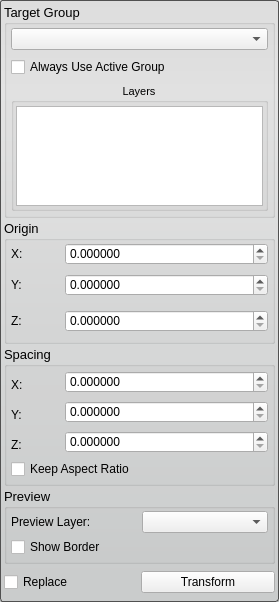
Before: the Qt Designer form src/Interface/ToolInterface/TransformToolInterface.ui in SCIInstitute/Seg3D, drawn with Qt 5.
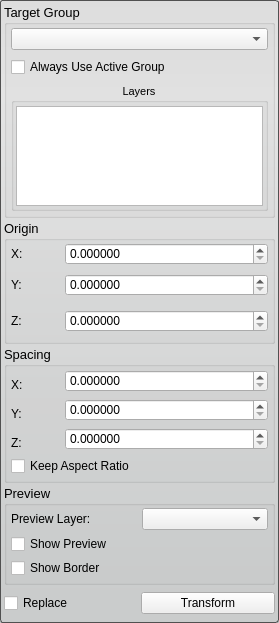
After: the same form once the commit is applied.

Commit message: Added mouse interaction to transform tool.

Patch:
```diff
--- a/src/Interface/ToolInterface/TransformToolInterface.ui
+++ b/src/Interface/ToolInterface/TransformToolInterface.ui
@@ -7,7 +7,7 @@
     <x>0</x>
     <y>0</y>
     <width>279</width>
-    <height>602</height>
+    <height>623</height>
    </rect>
   </property>
   <property name="sizePolicy">
@@ -497,6 +497,13 @@
         </item>
        </layout>
       </item>
+      <item>
+       <widget class="QCheckBox" name="show_preview_checkbox_">
+        <property name="text">
+         <string>Show Preview</string>
+        </property>
+       </widget>
+      </item>
       <item>
        <widget class="QCheckBox" name="show_border_checkbox_">
         <property name="text">
```
The commit also changes 9 other files.
